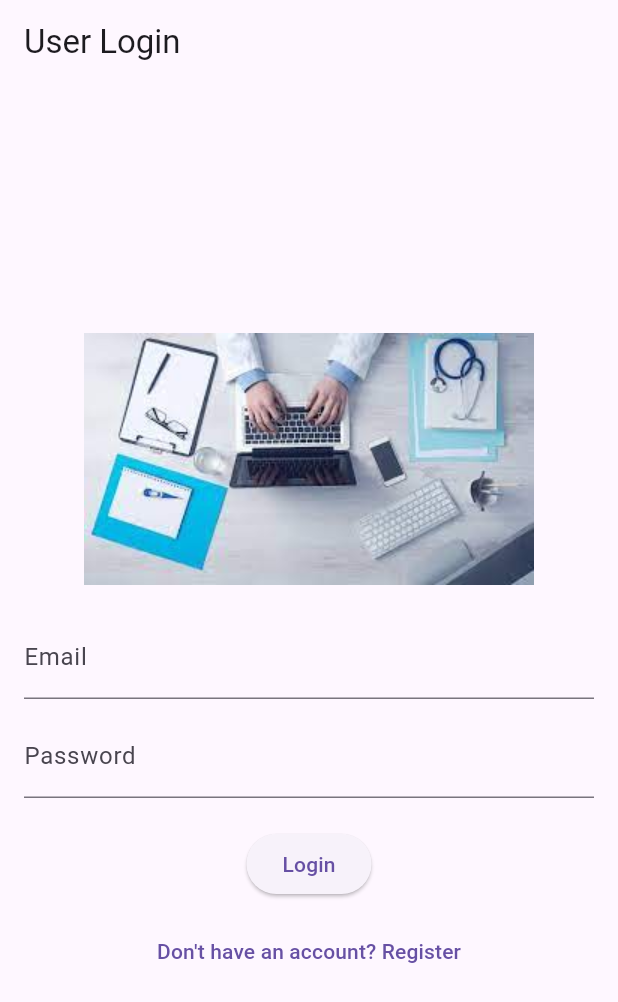
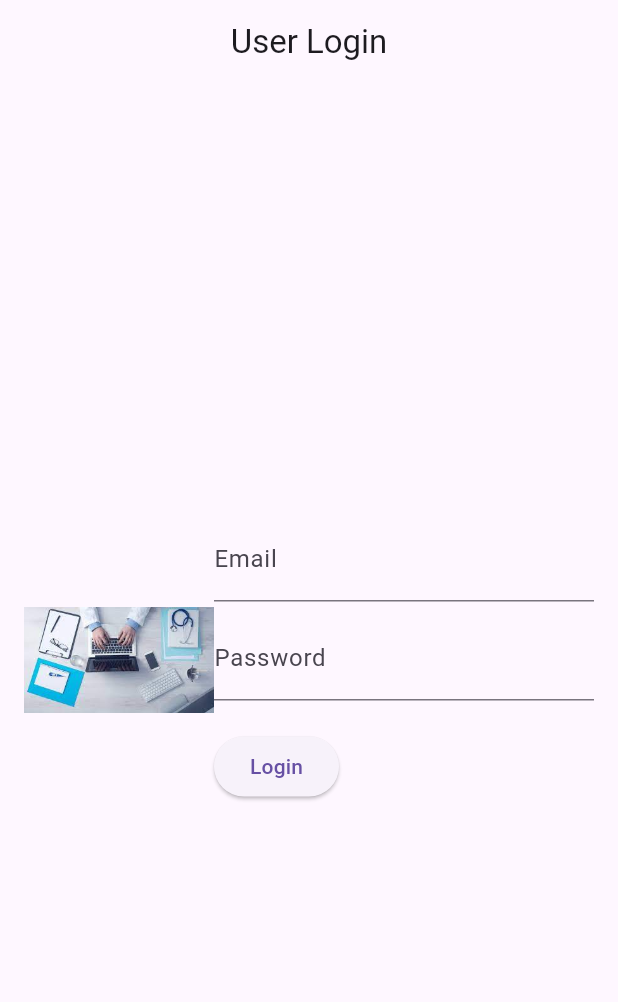
Before and after one commit to ahmedrazakhan-412/PharmEasyApp, a Flutter app: the screen it shows after launch, on a phone screen of 412 x 824 dp. Shown: the top 1002 px of the screen. Run offline on Flutter 3.47's test engine with Material 2 defaults, Android fonts, the phone set to English and light mode, and no system bars; our stand-ins replace dio.

Commit message:
PharmEasy code 7

```diff
--- a/lib/Login/LoginScreen.dart
+++ b/lib/Login/LoginScreen.dart
@@ -1,22 +1,31 @@
 import 'package:flutter/material.dart';
-import 'RegistrationScreen.dart';
 import 'package:medicalstore/Dashboard/DashboardScreen.dart';
-
 
 class LoginScreen extends StatelessWidget {
   @override
 Widget build(BuildContext context) {
   return Scaffold(
     appBar: AppBar(
-        title: Text('User Login'),
+      title:Center(
+          child: Text('User Login'),
+    ),
     ),
     body: Container(
       padding: EdgeInsets.all(16.0),
       child: Column(
         mainAxisAlignment: MainAxisAlignment.center,
         children: [
-            Image.asset('assets/images/logo.jpeg'),
-            SizedBox(height: 20.0),
+          Row(
+            children: [
+              Expanded(
+                flex: 1,
+                child: Image.asset('assets/images/login.jpeg'),
+              ),
+              Expanded(
+                flex: 2,
+                child: Column(
+                  crossAxisAlignment: CrossAxisAlignment.start,
+                  children: [
                     TextFormField(
                       decoration: InputDecoration(
                         labelText: 'Email',
@@ -49,17 +58,10 @@ class LoginScreen extends StatelessWidget {
                       },
                       child: Text('Login'),
                     ),
-            SizedBox(height: 10.0),
-            TextButton(
-              onPressed: () {
-                Navigator.push(
-                  context,
-                  MaterialPageRoute(
-                    builder: (context) => RegistrationScreen(),
+                  ],
                 ),
-                );
-              },
-              child: Text('Don\'t have an account? Register'),
+              ),
+            ],
           ),
         ],
       ),
--- a/lib/Login/RegistrationScreen.dart
+++ b/lib/Login/RegistrationScreen.dart
@@ -14,7 +14,7 @@ class RegistrationScreen extends StatelessWidget {
         child: Column(
           mainAxisAlignment: MainAxisAlignment.center,
           children: [
-            Image.asset('assets/images/logo.jpeg'),
+            Image.asset('assets/images/login.jpeg'),
             SizedBox(height: 20.0),
             TextFormField(
               decoration: InputDecoration(
```
Also changed, not shown: assets/images/login.jpeg (renamed from assets/images/logo.jpeg). Lines whose indentation alone changed are shown as unchanged.
